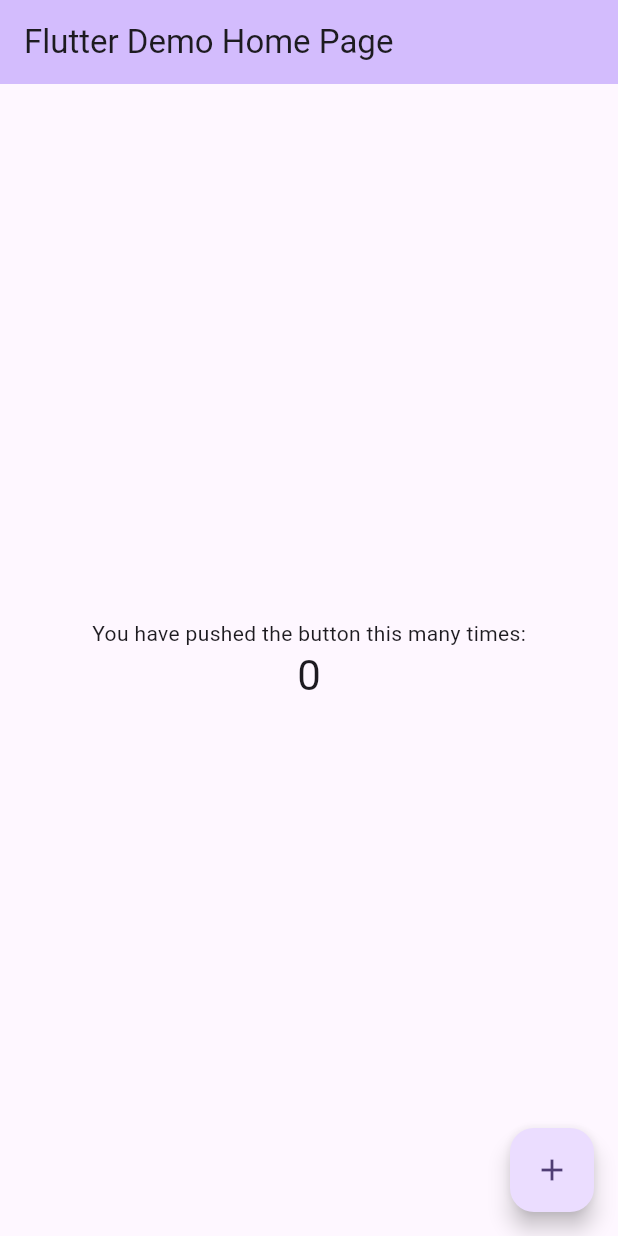
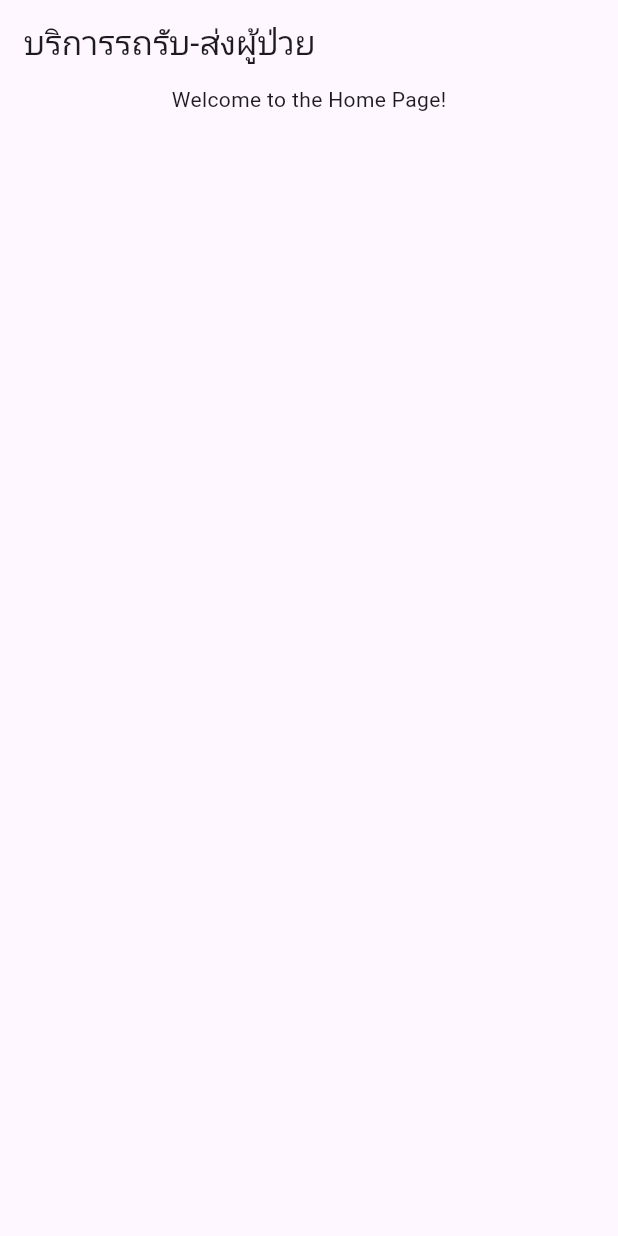
Before and after one commit to zendaifoundation/rodzendai-form, a Flutter app: the screen it shows after launch, on a phone screen of 412 x 824 dp. Run offline on Flutter 3.47's test engine with Material 3 defaults, Android fonts, the phone set to English and light mode, and no system bars.

Commit message:
feat: Add HomePage, RegisterPage, and RegisterStatusPage with basic UI structure feat: Introduce AppColors for consistent color management across the app

```diff
--- a/lib/main.dart
+++ b/lib/main.dart
@@ -1,4 +1,5 @@
 import 'package:flutter/material.dart';
+import 'package:rodzendai_form/presentation/home_page/pages/home_page.dart';
 
 void main() {
   runApp(const MyApp());
@@ -13,107 +14,9 @@ class MyApp extends StatelessWidget {
     return MaterialApp(
       title: 'Flutter Demo',
       theme: ThemeData(
-        // This is the theme of your application.
-        //
-        // TRY THIS: Try running your application with "flutter run". You'll see
-        // the application has a purple toolbar. Then, without quitting the app,
-        // try changing the seedColor in the colorScheme below to Colors.green
-        // and then invoke "hot reload" (save your changes or press the "hot
-        // reload" button in a Flutter-supported IDE, or press "r" if you used
-        // the command line to start the app).
-        //
-        // Notice that the counter didn't reset back to zero; the application
-        // state is not lost during the reload. To reset the state, use hot
-        // restart instead.
-        //
-        // This works for code too, not just values: Most code changes can be
-        // tested with just a hot reload.
         colorScheme: ColorScheme.fromSeed(seedColor: Colors.deepPurple),
       ),
-      home: const MyHomePage(title: 'Flutter Demo Home Page'),
+      home: const HomePage(),
     );
   }
 }
-
-class MyHomePage extends StatefulWidget {
-  const MyHomePage({super.key, required this.title});
-
-  // This widget is the home page of your application. It is stateful, meaning
-  // that it has a State object (defined below) that contains fields that affect
-  // how it looks.
-
-  // This class is the configuration for the state. It holds the values (in this
-  // case the title) provided by the parent (in this case the App widget) and
-  // used by the build method of the State. Fields in a Widget subclass are
-  // always marked "final".
-
-  final String title;
-
-  @override
-  State<MyHomePage> createState() => _MyHomePageState();
-}
-
-class _MyHomePageState extends State<MyHomePage> {
-  int _counter = 0;
-
-  void _incrementCounter() {
-    setState(() {
-      // This call to setState tells the Flutter framework that something has
-      // changed in this State, which causes it to rerun the build method below
-      // so that the display can reflect the updated values. If we changed
-      // _counter without calling setState(), then the build method would not be
-      // called again, and so nothing would appear to happen.
-      _counter++;
-    });
-  }
-
-  @override
-  Widget build(BuildContext context) {
-    // This method is rerun every time setState is called, for instance as done
-    // by the _incrementCounter method above.
-    //
-    // The Flutter framework has been optimized to make rerunning build methods
-    // fast, so that you can just rebuild anything that needs updating rather
-    // than having to individually change instances of widgets.
-    return Scaffold(
-      appBar: AppBar(
-        // TRY THIS: Try changing the color here to a specific color (to
-        // Colors.amber, perhaps?) and trigger a hot reload to see the AppBar
-        // change color while the other colors stay the same.
-        backgroundColor: Theme.of(context).colorScheme.inversePrimary,
-        // Here we take the value from the MyHomePage object that was created by
-        // the App.build method, and use it to set our appbar title.
-        title: Text(widget.title),
-      ),
-      body: Center(
-        // Center is a layout widget. It takes a single child and positions it
-        // in the middle of the parent.
-        child: Column(
-          // Column is also a layout widget. It takes a list of children and
-          // arranges them vertically. By default, it sizes itself to fit its
-          // children horizontally, and tries to be as tall as its parent.
-          //
-          // Column has various properties to control how it sizes itself and
-          // how it positions its children. Here we use mainAxisAlignment to
-          // center the children vertically; the main axis here is the vertical
-          // axis because Columns are vertical (the cross axis would be
-          // horizontal).
-          //
-          // TRY THIS: Invoke "debug painting" (choose the "Toggle Debug Paint"
-          // action in the IDE, or press "p" in the console), to see the
-          // wireframe for each widget.
-          mainAxisAlignment: MainAxisAlignment.center,
-          children: <Widget>[
-            const Text('You have pushed the button this many times:'),
-            Text('$_counter', style: Theme.of(context).textTheme.headlineMedium),
-          ],
-        ),
-      ),
-      floatingActionButton: FloatingActionButton(
-        onPressed: _incrementCounter,
-        tooltip: 'Increment',
-        child: const Icon(Icons.add),
-      ), // This trailing comma makes auto-formatting nicer for build methods.
-    );
-  }
-}
--- /dev/null
+++ b/lib/presentation/home_page/pages/home_page.dart
@@ -0,0 +1,19 @@
+import 'package:flutter/material.dart';
+
+class HomePage extends StatelessWidget {
+  const HomePage({super.key});
+
+  @override
+  Widget build(BuildContext context) {
+    return Scaffold(
+      appBar: AppBar(title: const Text('บริการรถรับ-ส่งผู้ป่วย')),
+      body: Column(
+        children: [
+          Container(
+            child: const Center(child: Text('Welcome to the Home Page!')),
+          ),
+        ],
+      ),
+    );
+  }
+}
```
Also changed, not shown: lib/core/constants/app_colors.dart (added, +16 -0 lines), lib/presentation/register/pages/register_page.dart (added, +10 -0 lines), lib/presentation/register_status/pages/register_status_page.dart (added, +10 -0 lines), lib/core/constants/constants.dart (added).
